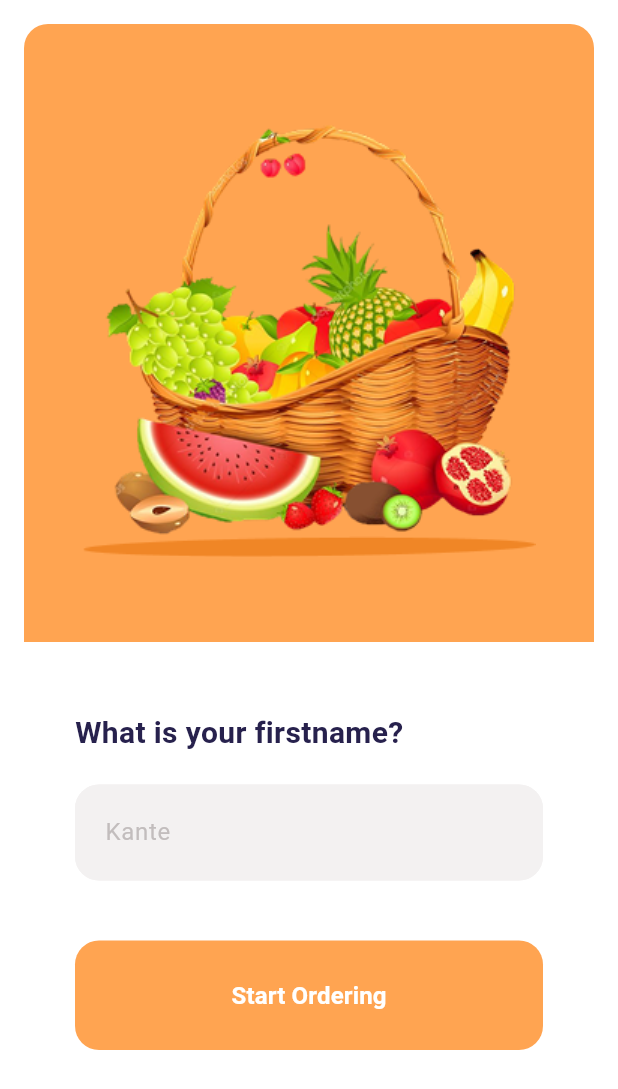
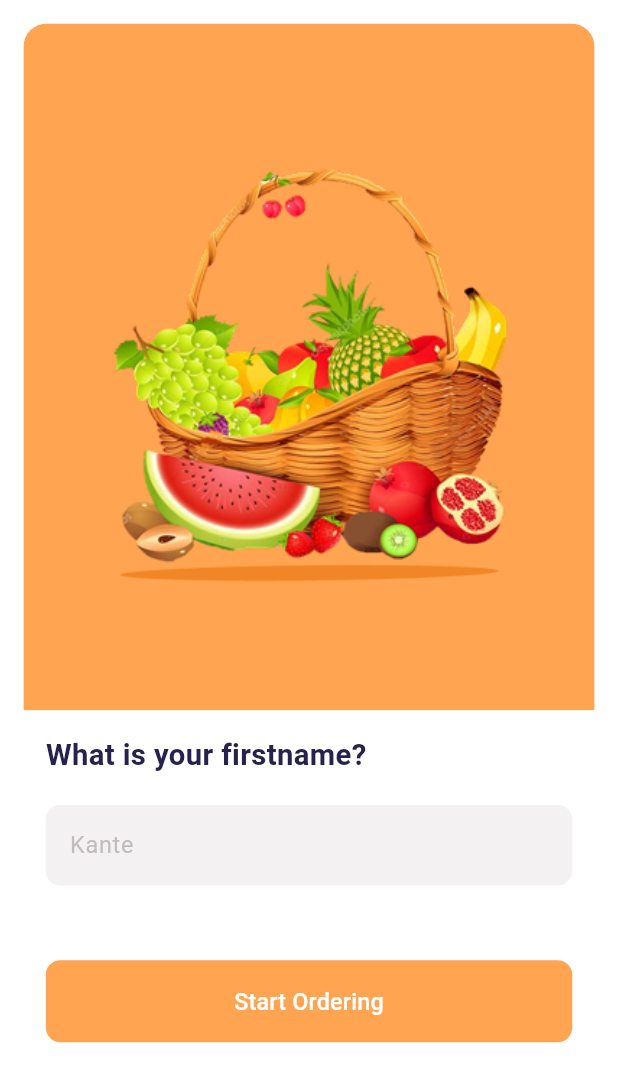
Before and after one commit to Shakirullah25/fruit-hub, a Flutter app: the screen it shows after launch, on a phone screen of 412 x 824 dp. Shown: the top 1089 px of the screen. Run offline on Flutter 3.47's test engine with Material 3 defaults, Android fonts, the phone set to English and light mode, and no system bars; our stand-ins replace flutter_screenutil, google_fonts.

Commit message:
Features: implemented responsivenessusing flutter screenutil package Feature: implemented responsiveness using flutter_screenutil package Feature: implemented responsiveness using flutter_screenutil package Feature: implemented responsiveness using flutter_screenutil package Feature: implemented responsiveness using flutter_screenutil package Feature: implemented responsiveness using flutter_screenutil package Feature: implemented responsiveness using flutter_screenutil package Feature: implemented responsiveness using flutter_screenutil package Feature: implemented responsiveness using flutter_screenutil package Feature: implemented responsiveness using flutter_screenutil package

```diff
--- a/lib/home_screen.dart
+++ b/lib/home_screen.dart
@@ -1,4 +1,5 @@
 import 'package:flutter/material.dart';
+import 'package:flutter_screenutil/flutter_screenutil.dart';
 import 'package:fruit_salad_combo/colors.dart';
 import 'package:fruit_salad_combo/my_strings.dart';
 import 'package:google_fonts/google_fonts.dart';
@@ -8,11 +9,11 @@ class HomeScreen extends StatelessWidget {
 
   @override
   Widget build(BuildContext context) {
-    final size = MediaQuery.of(context).size;
+    //final size = MediaQuery.of(context).size;
 
     final outLineInputBorder = OutlineInputBorder(
       borderSide: BorderSide(color: AppColors.textFieldColor),
-      borderRadius: BorderRadius.all(Radius.circular(16)),
+      borderRadius: BorderRadius.all(Radius.circular(10)).r,
     );
     return Scaffold(
       backgroundColor: AppColors.scaffoldColor,
@@ -20,15 +21,15 @@ class HomeScreen extends StatelessWidget {
       body: Column(
         children: [
           Padding(
-            padding: const EdgeInsets.all(16),
+            padding: const EdgeInsets.all(16).r,
             child: ClipRRect(
               borderRadius: BorderRadius.only(
-                topLeft: Radius.circular(16),
-                topRight: Radius.circular(16),
+                topLeft: Radius.circular(16).r,
+                topRight: Radius.circular(16).r,
               ),
               child: Container(
-                width: double.infinity,
-                height: size.height * 0.5,
+                width: 375.w,
+                height: 469.h,
                 color: AppColors.primaryColor,
                 child: Align(
                   child: Column(
@@ -36,14 +37,15 @@ class HomeScreen extends StatelessWidget {
                     children: [
                       Image.asset(
                         MyStrings.basketImgPath,
-                        // width: size.width,
+                        width: 301.w,
+                        height: 281.21.h,
                         // height: size.height,
                         fit: BoxFit.contain,
                       ),
-
                       Image.asset(
                         MyStrings.shadowImgPath,
-                        // width: size.width,
+                        width: 301.w,
+                        height: 12.h,
                         // height: size.height,
                         fit: BoxFit.contain,
                       ),
@@ -53,60 +55,72 @@ class HomeScreen extends StatelessWidget {
               ),
             ),
           ),
-          Padding(
-            padding: const EdgeInsets.only(top: 30, left: 50, right: 50),
+          Align(
+            alignment: Alignment.bottomLeft,
+            child: Padding(
+              padding: EdgeInsets.only(left: 30.w, bottom: 20.h),
               child: Align(
                 alignment: Alignment.centerLeft,
                 child: Text(
                   MyStrings.firstName,
                   style: GoogleFonts.darkerGrotesque(
-                  fontSize: 20,
+                    fontSize: 20.sp,
                     fontWeight: FontWeight.bold,
                     color: AppColors.firstNameColor,
                   ),
                 ),
               ),
             ),
+          ),
           Padding(
-            padding: const EdgeInsets.only(top: 20, left: 50, right: 50),
+            padding: EdgeInsets.only(left: 30.w, right: 30.w, bottom: 50.h),
+            child: SizedBox(
+              height: 56.h,
               child: TextField(
+                style: TextStyle(fontSize: 16.sp),
                 showCursor: true,
+                cursorColor: AppColors.primaryColor,
                 decoration: InputDecoration(
                   hintText: MyStrings.hintTxt,
-                hintStyle: TextStyle(color: AppColors.hintTxtColor),
+                  hintStyle: TextStyle(
+                    color: AppColors.hintTxtColor,
+                    fontSize: 16.sp,
+                  ),
                   fillColor: AppColors.textFieldColor,
                   filled: true,
-                contentPadding: const EdgeInsets.symmetric(
-                  vertical: 20,
-                  horizontal: 16,
-                ),
+                  contentPadding: EdgeInsets.symmetric(
+                    vertical: 16.h,
+                    horizontal: 12.w,
+                  ).r,
                   enabledBorder: outLineInputBorder,
                   focusedBorder: outLineInputBorder,
                 ),
               ),
             ),
+          ),
           Padding(
-            padding: const EdgeInsets.only(top: 40, left: 50, right: 50),
+            padding: EdgeInsets.only(left: 30.w, right: 30.w),
             child: SizedBox(
               width: double.infinity,
+              height: 56.h,
               child: ElevatedButton(
                 onPressed: () {},
                 style: ElevatedButton.styleFrom(
                   elevation: 0,
                   shape: RoundedRectangleBorder(
-                    borderRadius: BorderRadius.circular(16), // match TextField
+                    borderRadius: BorderRadius.circular(
+                      10,
+                    ).r, // match TextField
                   ),
                   backgroundColor: AppColors.primaryColor,
                   foregroundColor: AppColors.buttonTxtColor,
-                  padding: EdgeInsets.symmetric(
-                    vertical: 25,
-                  ), // remove horizontal here
+                  padding: EdgeInsets.symmetric(vertical: 12.h),
                 ),
                 child: Text(
                   MyStrings.buttonTxt,
                   style: GoogleFonts.darkerGrotesque(
-                    fontSize: 16,
-                    fontWeight: FontWeight.bold,
+                    fontSize: 16.sp,
+                    fontWeight: FontWeight.w500,
                   ),
                 ),
               ),
--- a/lib/main.dart
+++ b/lib/main.dart
@@ -1,4 +1,5 @@
 import 'package:flutter/material.dart';
+import 'package:flutter_screenutil/flutter_screenutil.dart';
 import 'package:fruit_salad_combo/colors.dart';
 import 'package:fruit_salad_combo/home_screen.dart';
 
@@ -10,14 +11,32 @@ class MyApp extends StatelessWidget {
   const MyApp({super.key});
 
   @override
-  Widget build(BuildContext context) {
+  Widget build(BuildContext context) => ScreenUtilInit(
+    designSize: Size(405, 844),
+    splitScreenMode: true,
+    minTextAdapt: true,
+    builder: (_, child) {
       return MaterialApp(
         debugShowCheckedModeBanner: false,
         title: "Fruit Salad Combo",
         theme: ThemeData(
+          useMaterial3: true,
           primaryColor: AppColors.primaryColor,
         ),
-      home: const HomeScreen(),
+        home: child,
       );
+    },
+    child: HomeScreen(),
+  );
+  // @override
+  // Widget build(BuildContext context) {
+  //   return MaterialApp(
+  //     debugShowCheckedModeBanner: false,
+  //     title: "Fruit Salad Combo",
+  //     theme: ThemeData(
+  //       primaryColor: AppColors.primaryColor,
+  //     ),
+  //     home: const HomeScreen(),
+  //   );
+  // }
 }
-}
--- a/pubspec.yaml
+++ b/pubspec.yaml
@@ -35,6 +35,7 @@ dependencies:
   # Use with the CupertinoIcons class for iOS style icons.
   cupertino_icons: ^1.0.8
   google_fonts: ^6.3.1
+  flutter_screenutil: ^5.9.3
 
 dev_dependencies:
   flutter_test:
```
Also changed, not shown: pubspec.lock. Lines whose indentation alone changed are shown as unchanged.
